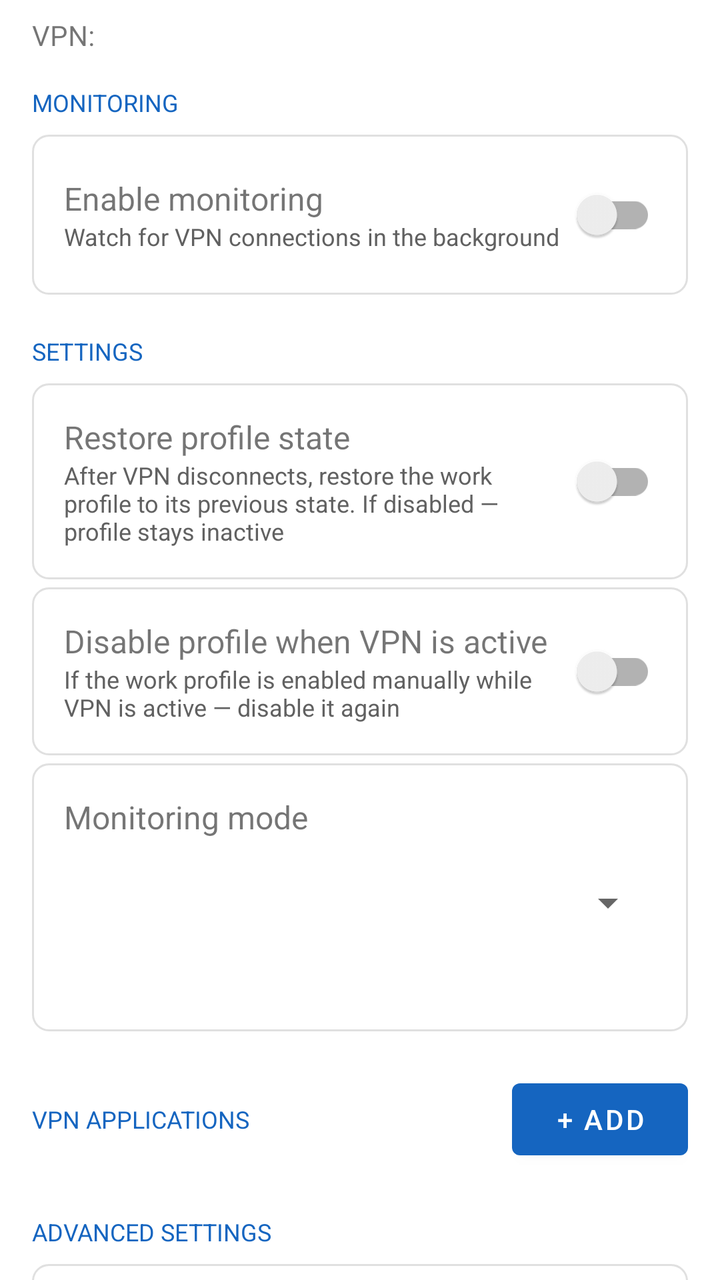
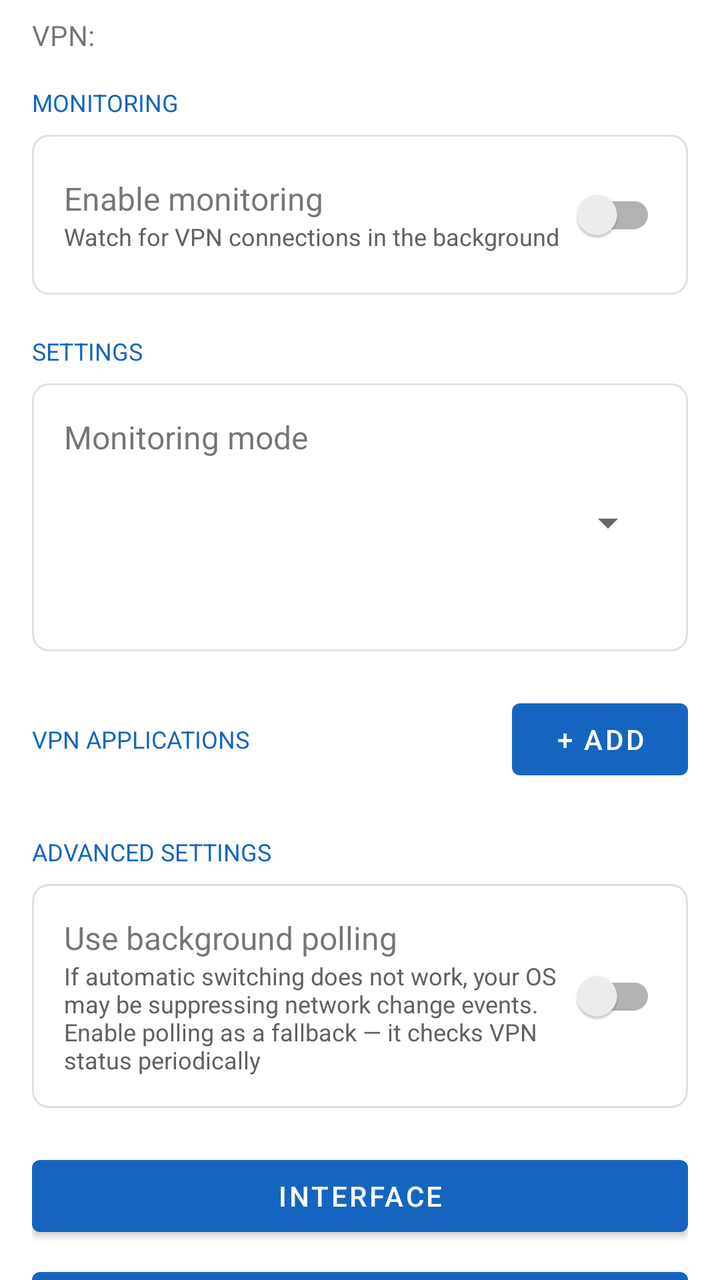

The first picture is an Android layout as it rendered before a commit; the second is the same layout after the commit. The layout source and the unified diff follow.
<!-- AndroidManifest.xml: application theme Theme.Workprofilevpnswitcher -->
<!-- res/layout/activity_main.xml -->
<?xml version="1.0" encoding="utf-8"?>
<androidx.core.widget.NestedScrollView
    xmlns:android="http://schemas.android.com/apk/res/android"
    android:layout_width="match_parent"
    android:layout_height="match_parent"
    android:fillViewport="true"
    android:fitsSystemWindows="true">

    <LinearLayout
        android:layout_width="match_parent"
        android:layout_height="wrap_content"
        android:orientation="vertical"
        android:paddingTop="8dp"
        android:paddingBottom="16dp"
        android:paddingStart="16dp"
        android:paddingEnd="16dp">

        
        <TextView
            android:id="@+id/tv_work_profile_warning"
            android:layout_width="match_parent"
            android:layout_height="wrap_content"
            android:background="@drawable/bg_warning"
            android:padding="12dp"
            android:layout_marginBottom="12dp"
            android:textColor="@color/warning_text"
            android:visibility="gone" />

        <TextView
            android:id="@+id/tv_permission_warning"
            android:layout_width="match_parent"
            android:layout_height="wrap_content"
            android:background="@drawable/bg_warning"
            android:padding="12dp"
            android:layout_marginBottom="12dp"
            android:textColor="@color/warning_text"
            android:visibility="gone" />

        
        <LinearLayout
            android:layout_width="match_parent"
            android:layout_height="wrap_content"
            android:orientation="horizontal"
            android:layout_marginBottom="16dp">

            <TextView
                android:layout_width="wrap_content"
                android:layout_height="wrap_content"
                android:text="@string/vpn_status_label"
                android:textSize="14sp" />

            <TextView
                android:id="@+id/tv_vpn_status"
                android:layout_width="wrap_content"
                android:layout_height="wrap_content"
                android:layout_marginStart="8dp"
                android:textSize="14sp"
                android:textStyle="bold" />
        </LinearLayout>

        
        <TextView
            android:layout_width="match_parent"
            android:layout_height="wrap_content"
            android:text="@string/section_monitoring"
            android:textSize="12sp"
            android:textAllCaps="true"
            android:textColor="?attr/colorPrimary"
            android:layout_marginBottom="8dp" />

        <LinearLayout
            android:layout_width="match_parent"
            android:layout_height="wrap_content"
            android:orientation="horizontal"
            android:gravity="center_vertical"
            android:background="@drawable/bg_card"
            android:padding="16dp"
            android:layout_marginBottom="4dp">

            <LinearLayout
                android:layout_width="0dp"
                android:layout_height="wrap_content"
                android:layout_weight="1"
                android:orientation="vertical">

                <TextView
                    android:layout_width="wrap_content"
                    android:layout_height="wrap_content"
                    android:text="@string/label_monitoring"
                    android:textSize="16sp" />

                <TextView
                    android:layout_width="wrap_content"
                    android:layout_height="wrap_content"
                    android:text="@string/desc_monitoring"
                    android:textSize="12sp"
                    android:textColor="@color/text_secondary" />
            </LinearLayout>

            <androidx.appcompat.widget.SwitchCompat
                android:id="@+id/switch_monitoring"
                android:maxLines="2"
                android:ellipsize="end"
                android:layout_width="wrap_content"
                android:layout_height="wrap_content" />
        </LinearLayout>

        
        <TextView
            android:layout_width="match_parent"
            android:layout_height="wrap_content"
            android:text="@string/section_settings"
            android:textSize="12sp"
            android:textAllCaps="true"
            android:textColor="?attr/colorPrimary"
            android:layout_marginTop="16dp"
            android:layout_marginBottom="8dp" />

        
        <LinearLayout
            android:layout_width="match_parent"
            android:layout_height="wrap_content"
            android:orientation="horizontal"
            android:gravity="center_vertical"
            android:background="@drawable/bg_card"
            android:padding="16dp"
            android:layout_marginBottom="4dp">

            <LinearLayout
                android:layout_width="0dp"
                android:layout_height="wrap_content"
                android:layout_weight="1"
                android:orientation="vertical">

                <TextView
                    android:layout_width="wrap_content"
                    android:layout_height="wrap_content"
                    android:text="@string/label_restore_state"
                    android:textSize="16sp" />

                <TextView
                    android:layout_width="wrap_content"
                    android:layout_height="wrap_content"
                    android:text="@string/desc_restore_state"
                    android:textSize="12sp"
                    android:textColor="@color/text_secondary" />
            </LinearLayout>

            <androidx.appcompat.widget.SwitchCompat
                android:id="@+id/switch_restore_state"
                android:maxLines="2"
                android:ellipsize="end"
                android:layout_width="wrap_content"
                android:layout_height="wrap_content" />
        </LinearLayout>

        
        <LinearLayout
            android:layout_width="match_parent"
            android:layout_height="wrap_content"
            android:orientation="horizontal"
            android:gravity="center_vertical"
            android:background="@drawable/bg_card"
            android:padding="16dp"
            android:layout_marginBottom="4dp">

            <LinearLayout
                android:layout_width="0dp"
                android:layout_height="wrap_content"
                android:layout_weight="1"
                android:orientation="vertical">

                <TextView
                    android:layout_width="wrap_content"
                    android:layout_height="wrap_content"
                    android:text="@string/label_disable_on_profile_enable"
                    android:textSize="16sp" />

                <TextView
                    android:layout_width="wrap_content"
                    android:layout_height="wrap_content"
                    android:text="@string/desc_disable_on_profile_enable"
                    android:textSize="12sp"
                    android:textColor="@color/text_secondary" />
            </LinearLayout>

            <androidx.appcompat.widget.SwitchCompat
                android:id="@+id/switch_disable_on_profile_enable"
                android:maxLines="2"
                android:ellipsize="end"
                android:layout_width="wrap_content"
                android:layout_height="wrap_content" />
        </LinearLayout>

        
        <LinearLayout
            android:layout_width="match_parent"
            android:layout_height="wrap_content"
            android:orientation="vertical"
            android:background="@drawable/bg_card"
            android:padding="16dp"
            android:layout_marginBottom="4dp">

            <TextView
                android:layout_width="wrap_content"
                android:layout_height="wrap_content"
                android:text="@string/label_list_mode"
                android:textSize="16sp"
                android:layout_marginBottom="8dp" />

            <Spinner
                android:id="@+id/spinner_list_mode"
                android:layout_width="match_parent"
                android:layout_height="wrap_content"
                android:minHeight="48dp" />

            <TextView
                android:id="@+id/tv_list_mode_desc"
                android:layout_width="match_parent"
                android:layout_height="wrap_content"
                android:layout_marginTop="8dp"
                android:textSize="12sp"
                android:textColor="@color/text_secondary" />
        </LinearLayout>

        
        <LinearLayout
            android:layout_width="match_parent"
            android:layout_height="wrap_content"
            android:orientation="horizontal"
            android:gravity="center_vertical"
            android:layout_marginTop="16dp"
            android:layout_marginBottom="8dp">

            <TextView
                android:layout_width="0dp"
                android:layout_height="wrap_content"
                android:layout_weight="1"
                android:text="@string/section_vpn_apps"
                android:textSize="12sp"
                android:textAllCaps="true"
                android:textColor="?attr/colorPrimary" />

            <Button
                android:id="@+id/btn_add_app"
                android:layout_width="wrap_content"
                android:layout_height="wrap_content"
                android:text="@string/action_add" />
        </LinearLayout>

        <TextView
            android:id="@+id/tv_empty_list"
            android:layout_width="match_parent"
            android:layout_height="wrap_content"
            android:text="@string/empty_vpn_list"
            android:textColor="@color/text_secondary"
            android:gravity="center"
            android:padding="24dp"
            android:visibility="gone" />

        
        <androidx.recyclerview.widget.RecyclerView
            android:id="@+id/rv_vpn_apps"
            android:layout_width="match_parent"
            android:layout_height="wrap_content" />

        
        <TextView
            android:layout_width="match_parent"
            android:layout_height="wrap_content"
            android:text="@string/section_advanced"
            android:textSize="12sp"
            android:textAllCaps="true"
            android:textColor="?attr/colorPrimary"
            android:layout_marginTop="16dp"
            android:layout_marginBottom="8dp" />

        <LinearLayout
            android:layout_width="match_parent"
            android:layout_height="wrap_content"
            android:orientation="vertical"
            android:background="@drawable/bg_card"
            android:padding="16dp"
            android:layout_marginBottom="4dp">

            <LinearLayout
                android:layout_width="match_parent"
                android:layout_height="wrap_content"
                android:orientation="horizontal"
                android:gravity="center_vertical">

                <LinearLayout
                    android:layout_width="0dp"
                    android:layout_height="wrap_content"
                    android:layout_weight="1"
                    android:orientation="vertical">

                    <TextView
                        android:layout_width="wrap_content"
                        android:layout_height="wrap_content"
                        android:text="@string/label_polling"
                        android:textSize="16sp" />

                    <TextView
                        android:layout_width="wrap_content"
                        android:layout_height="wrap_content"
                        android:text="@string/desc_polling"
                        android:textSize="12sp"
                        android:textColor="@color/text_secondary" />
                </LinearLayout>

                <androidx.appcompat.widget.SwitchCompat
                    android:id="@+id/switch_polling"
                    android:maxLines="2"
                    android:ellipsize="end"
                    android:layout_width="wrap_content"
                    android:layout_height="wrap_content" />
            </LinearLayout>

            <LinearLayout
                android:id="@+id/poll_interval_container"
                android:layout_width="match_parent"
                android:layout_height="wrap_content"
                android:orientation="horizontal"
                android:gravity="center_vertical"
                android:layout_marginTop="12dp"
                android:visibility="gone">

                <TextView
                    android:layout_width="0dp"
                    android:layout_height="wrap_content"
                    android:layout_weight="1"
                    android:text="@string/label_poll_interval"
                    android:textSize="14sp"
                    android:labelFor="@id/et_poll_interval" />

                <EditText
                    android:id="@+id/et_poll_interval"
                    android:layout_width="64dp"
                    android:layout_height="wrap_content"
                    android:inputType="number"
                    android:textSize="14sp"
                    android:gravity="center"
                    android:autofillHints=""
                    android:minWidth="48dp"
                    android:minHeight="48dp" />
            </LinearLayout>
        </LinearLayout>

        
        <Button
            android:id="@+id/btn_interface_settings"
            android:layout_width="match_parent"
            android:layout_height="wrap_content"
            android:text="@string/action_interface_settings"
            android:layout_marginTop="16dp" />

        
        <Button
            android:id="@+id/btn_logging_settings"
            android:layout_width="match_parent"
            android:layout_height="wrap_content"
            android:text="@string/action_logging_settings"
            android:layout_marginTop="8dp" />

        
        <Button
            android:id="@+id/btn_about"
            android:layout_width="match_parent"
            android:layout_height="wrap_content"
            android:text="@string/action_about"
            android:layout_marginTop="8dp" />
            
    </LinearLayout>

</androidx.core.widget.NestedScrollView>
<!-- resources referenced by this layout -->
<resources>
  <color name="text_secondary">#616161</color>
  <color name="warning_text">#BF360C</color>
  <!-- drawable bg_card (drawable) -->
  <?xml version="1.0" encoding="utf-8"?>
  <shape xmlns:android="http://schemas.android.com/apk/res/android"
      android:shape="rectangle">
      <solid android:color="?attr/colorSurface" />
      <stroke android:width="1dp" android:color="?attr/colorOutline" />
      <corners android:radius="8dp" />
  </shape>
  <!-- drawable bg_warning (drawable) -->
  <?xml version="1.0" encoding="utf-8"?>
  <shape xmlns:android="http://schemas.android.com/apk/res/android"
      android:shape="rectangle">
      <solid android:color="@color/warning_background" />
      <stroke android:width="1dp" android:color="@color/warning_border" />
      <corners android:radius="6dp" />
  </shape>
  <string name="action_about">About</string>
  <string name="action_add">+ Add</string>
  <string name="action_interface_settings">Interface</string>
  <string name="action_logging_settings">Logging</string>
  <string name="desc_disable_on_profile_enable">If the work profile is enabled manually while VPN is active — disable it again</string>
  <string name="desc_monitoring">Watch for VPN connections in the background</string>
  <string name="desc_polling">If automatic switching does not work, your OS may be suppressing network change events. Enable polling as a fallback — it checks VPN status periodically</string>
  <string name="desc_restore_state">After VPN disconnects, restore the work profile to its previous state. If disabled — profile stays inactive</string>
  <string name="empty_vpn_list">List is empty.\nAdd VPN applications.</string>
  <string name="label_disable_on_profile_enable">Disable profile when VPN is active</string>
  <string name="label_list_mode">Monitoring mode</string>
  <string name="label_monitoring">Enable monitoring</string>
  <string name="label_poll_interval">Polling interval (seconds)</string>
  <string name="label_polling">Use background polling</string>
  <string name="label_restore_state">Restore profile state</string>
  <string name="section_advanced">Advanced settings</string>
  <string name="section_monitoring">Monitoring</string>
  <string name="section_settings">Settings</string>
  <string name="section_vpn_apps">VPN Applications</string>
  <string name="vpn_status_label">VPN:</string>
  <style name="Theme.Workprofilevpnswitcher" parent="Theme.MaterialComponents.DayNight.DarkActionBar">
          
          <item name="colorPrimary">@color/colorPrimary</item>
          <item name="colorPrimaryVariant">@color/colorPrimaryDark</item>
          <item name="colorOnPrimary">@color/white</item>
          
          <item name="colorSecondary">@color/teal_200</item>
          <item name="colorSecondaryVariant">@color/teal_700</item>
          <item name="colorOnSecondary">@color/black</item>
          
          <item name="colorSurface">@color/white</item>
          <item name="colorOnSurface">@color/black</item>
          <item name="colorOutline">#E0E0E0</item>
          
          <item name="android:windowLightStatusBar">true</item>
          <item name="android:statusBarColor">@color/colorPrimary</item>
          
          
          
      </style>
  <color name="warning_background">#FFF8E1</color>
  <color name="warning_border">#FFB300</color>
  <color name="colorPrimary">#1565C0</color>
  <color name="colorPrimaryDark">#0D47A1</color>
  <color name="white">#FFFFFF</color>
  <color name="teal_200">#03DAC5</color>
  <color name="teal_700">#018786</color>
  <color name="black">#000000</color>
</resources>

<!-- the commit's change to res/layout/activity_main.xml (unified diff, before → after) -->
@@ -118,78 +118,140 @@
 
         
         <LinearLayout
-            android:layout_width="match_parent"
-            android:layout_height="wrap_content"
-            android:orientation="horizontal"
-            android:gravity="center_vertical"
+            android:id="@+id/monitor_profile_enable_container"
+            android:layout_width="match_parent"
+            android:layout_height="wrap_content"
+            android:orientation="vertical"
             android:background="@drawable/bg_card"
             android:padding="16dp"
-            android:layout_marginBottom="4dp">
-
-            <LinearLayout
-                android:layout_width="0dp"
-                android:layout_height="wrap_content"
-                android:layout_weight="1"
-                android:orientation="vertical">
-
-                <TextView
-                    android:layout_width="wrap_content"
-                    android:layout_height="wrap_content"
-                    android:text="@string/label_restore_state"
-                    android:textSize="16sp" />
-
-                <TextView
-                    android:layout_width="wrap_content"
-                    android:layout_height="wrap_content"
-                    android:text="@string/desc_restore_state"
-                    android:textSize="12sp"
-                    android:textColor="@color/text_secondary" />
-            </LinearLayout>
-
-            <androidx.appcompat.widget.SwitchCompat
-                android:id="@+id/switch_restore_state"
-                android:maxLines="2"
-                android:ellipsize="end"
-                android:layout_width="wrap_content"
-                android:layout_height="wrap_content" />
-        </LinearLayout>
-
-        
-        <LinearLayout
-            android:layout_width="match_parent"
-            android:layout_height="wrap_content"
-            android:orientation="horizontal"
-            android:gravity="center_vertical"
-            android:background="@drawable/bg_card"
-            android:padding="16dp"
-            android:layout_marginBottom="4dp">
-
-            <LinearLayout
-                android:layout_width="0dp"
-                android:layout_height="wrap_content"
-                android:layout_weight="1"
-                android:orientation="vertical">
-
-                <TextView
-                    android:layout_width="wrap_content"
-                    android:layout_height="wrap_content"
-                    android:text="@string/label_disable_on_profile_enable"
-                    android:textSize="16sp" />
-
-                <TextView
-                    android:layout_width="wrap_content"
-                    android:layout_height="wrap_content"
-                    android:text="@string/desc_disable_on_profile_enable"
-                    android:textSize="12sp"
-                    android:textColor="@color/text_secondary" />
-            </LinearLayout>
-
-            <androidx.appcompat.widget.SwitchCompat
-                android:id="@+id/switch_disable_on_profile_enable"
-                android:maxLines="2"
-                android:ellipsize="end"
-                android:layout_width="wrap_content"
-                android:layout_height="wrap_content" />
+            android:layout_marginBottom="4dp"
+            android:visibility="gone">
+
+            <LinearLayout
+                android:id="@+id/restore_state_container"
+                android:layout_width="match_parent"
+                android:layout_height="wrap_content"
+                android:orientation="horizontal"
+                android:gravity="center_vertical">
+
+                <LinearLayout
+                    android:layout_width="0dp"
+                    android:layout_height="wrap_content"
+                    android:layout_weight="1"
+                    android:orientation="vertical">
+
+                    <TextView
+                        android:layout_width="wrap_content"
+                        android:layout_height="wrap_content"
+                        android:text="@string/label_restore_state"
+                        android:textSize="16sp" />
+
+                    <TextView
+                        android:layout_width="wrap_content"
+                        android:layout_height="wrap_content"
+                        android:text="@string/desc_restore_state"
+                        android:textSize="12sp"
+                        android:textColor="@color/text_secondary" />
+                </LinearLayout>
+
+                <androidx.appcompat.widget.SwitchCompat
+                    android:id="@+id/switch_restore_state"
+                    android:maxLines="2"
+                    android:ellipsize="end"
+                    android:layout_width="wrap_content"
+                    android:layout_height="wrap_content" />
+            </LinearLayout>
+
+            <View
+                android:layout_width="match_parent"
+                android:layout_height="1dp"
+                android:layout_marginTop="12dp"
+                android:layout_marginBottom="12dp"
+                android:background="@color/divider" />
+
+            <LinearLayout
+                android:layout_width="match_parent"
+                android:layout_height="wrap_content"
+                android:orientation="horizontal"
+                android:gravity="center_vertical">
+
+                <LinearLayout
+                    android:layout_width="0dp"
+                    android:layout_height="wrap_content"
+                    android:layout_weight="1"
+                    android:orientation="vertical">
+
+                    <TextView
+                        android:layout_width="wrap_content"
+                        android:layout_height="wrap_content"
+                        android:text="@string/label_monitor_profile_enable"
+                        android:textSize="16sp" />
+
+                    <TextView
+                        android:layout_width="wrap_content"
+                        android:layout_height="wrap_content"
+                        android:text="@string/desc_monitor_profile_enable"
+                        android:textSize="12sp"
+                        android:textColor="@color/text_secondary" />
+                </LinearLayout>
+
+                <androidx.appcompat.widget.SwitchCompat
+                    android:id="@+id/switch_monitor_profile_enable"
+                    android:maxLines="2"
+                    android:ellipsize="end"
+                    android:layout_width="wrap_content"
+                    android:layout_height="wrap_content" />
+            </LinearLayout>
+
+            
+            <LinearLayout
+                android:id="@+id/disable_on_profile_enable_container"
+                android:layout_width="match_parent"
+                android:layout_height="wrap_content"
+                android:orientation="vertical"
+                android:visibility="gone">
+
+                <View
+                    android:layout_width="match_parent"
+                    android:layout_height="1dp"
+                    android:layout_marginTop="12dp"
+                    android:layout_marginBottom="12dp"
+                    android:background="@color/divider" />
+
+                <LinearLayout
+                    android:layout_width="match_parent"
+                    android:layout_height="wrap_content"
+                    android:orientation="horizontal"
+                    android:gravity="center_vertical">
+
+                <LinearLayout
+                    android:layout_width="0dp"
+                    android:layout_height="wrap_content"
+                    android:layout_weight="1"
+                    android:orientation="vertical">
+
+                    <TextView
+                        android:layout_width="wrap_content"
+                        android:layout_height="wrap_content"
+                        android:text="@string/label_disable_vpn_on_profile_enable"
+                        android:textSize="16sp" />
+
+                    <TextView
+                        android:layout_width="wrap_content"
+                        android:layout_height="wrap_content"
+                        android:text="@string/desc_disable_vpn_on_profile_enable"
+                        android:textSize="12sp"
+                        android:textColor="@color/text_secondary" />
+                </LinearLayout>
+
+                <androidx.appcompat.widget.SwitchCompat
+                    android:id="@+id/switch_disable_on_profile_enable"
+                    android:maxLines="2"
+                    android:ellipsize="end"
+                    android:layout_width="wrap_content"
+                    android:layout_height="wrap_content" />
+                </LinearLayout>
+            </LinearLayout>
         </LinearLayout>
 
         
<!-- resource entries referenced after the edit -->
@@ -1,5 +1,6 @@
 <!-- resources referenced by this layout -->
 <resources>
+  <color name="divider">#E0E0E0</color>
   <color name="text_secondary">#616161</color>
   <color name="warning_text">#BF360C</color>
   <!-- drawable bg_card (drawable) -->
@@ -22,13 +23,15 @@
   <string name="action_add">+ Add</string>
   <string name="action_interface_settings">Interface</string>
   <string name="action_logging_settings">Logging</string>
-  <string name="desc_disable_on_profile_enable">If the work profile is enabled manually while VPN is active — disable it again</string>
+  <string name="desc_disable_vpn_on_profile_enable">If the work profile is enabled manually while a monitored VPN is active, the VPN will be disconnected. This uses a dummy VPN and requires granting VPN connection permission.</string>
+  <string name="desc_monitor_profile_enable">Monitor manual work profile activation. If a VPN is active, the profile will be disabled (or the VPN itself, depending on the \"Disable VPN on work profile activation\" setting).</string>
   <string name="desc_monitoring">Watch for VPN connections in the background</string>
   <string name="desc_polling">If automatic switching does not work, your OS may be suppressing network change events. Enable polling as a fallback — it checks VPN status periodically</string>
   <string name="desc_restore_state">After VPN disconnects, restore the work profile to its previous state. If disabled — profile stays inactive</string>
   <string name="empty_vpn_list">List is empty.\nAdd VPN applications.</string>
-  <string name="label_disable_on_profile_enable">Disable profile when VPN is active</string>
+  <string name="label_disable_vpn_on_profile_enable">Disable VPN on work profile activation</string>
   <string name="label_list_mode">Monitoring mode</string>
+  <string name="label_monitor_profile_enable">Monitor work profile activation</string>
   <string name="label_monitoring">Enable monitoring</string>
   <string name="label_poll_interval">Polling interval (seconds)</string>
   <string name="label_polling">Use background polling</string>
